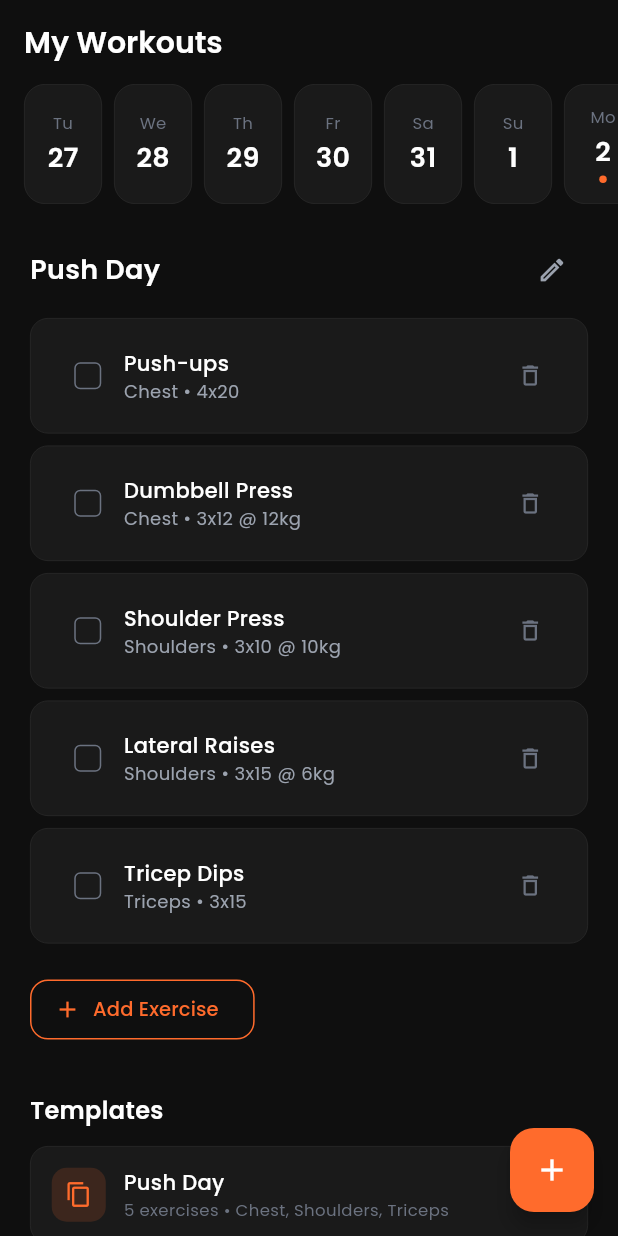
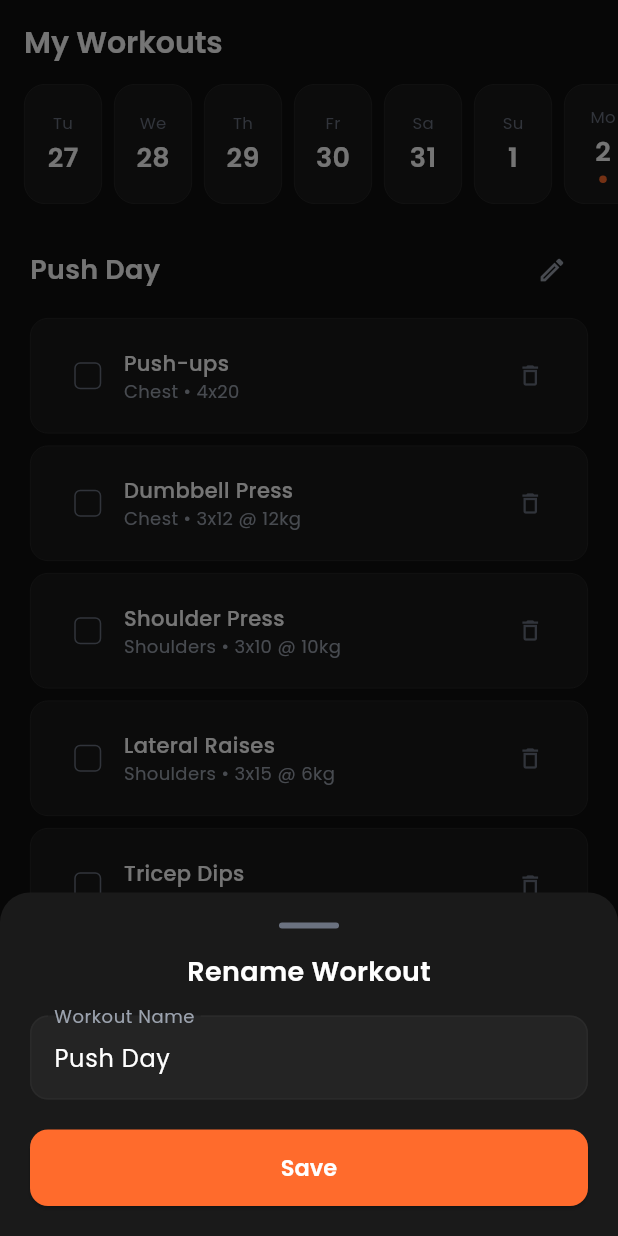
Before and after one commit to segupavankumar/dvaya, a Flutter app: the SoloWorkouts screen opened directly, after a tap on the "edit" icon, on a phone screen of 412 x 824 dp. Run offline on Flutter 3.47's test engine with Material 3 defaults, Android fonts, the phone set to English and light mode, and no system bars; our stand-ins replace carousel_slider, fl_chart, flutter_riverpod, google_fonts, qr_flutter, smooth_page_indicator and 1 more.

Commit message:
Fix dead buttons in solo/member screens, wire up tab navigation
- Solo home quick actions now navigate to correct tabs via soloTabProvider
- Solo shell converted to ConsumerWidget for provider-based tab switching
- Solo workout edit/delete buttons now functional with sheets and snackbar
- Solo diet meal edit button opens add meal sheet
- Member progress photo slots now tappable with camera placeholder

Co-Authored-By: Claude Opus 4.6 <noreply@anthropic.com>
Claude-Session: https://claude.ai/code/session_01H6jATdXw1BeRGq1cLnMGZ3

```diff
--- a/lib/screens/solo/workouts.dart
+++ b/lib/screens/solo/workouts.dart
@@ -116,7 +116,30 @@ class _SoloWorkoutsState extends State<SoloWorkouts> {
                         const Spacer(),
                         IconButton(
                           icon: const Icon(Icons.edit_outlined, size: 20, color: AppColors.textSecondary),
-                          onPressed: () {},
+                          onPressed: () {
+                            final ctrl = TextEditingController(text: workout.title);
+                            showModalBottomSheet(
+                              context: context,
+                              backgroundColor: AppColors.surface,
+                              isScrollControlled: true,
+                              shape: const RoundedRectangleBorder(borderRadius: BorderRadius.vertical(top: Radius.circular(20))),
+                              builder: (ctx) => Padding(
+                                padding: EdgeInsets.fromLTRB(20, 20, 20, MediaQuery.of(ctx).viewInsets.bottom + 20),
+                                child: Column(
+                                  mainAxisSize: MainAxisSize.min,
+                                  children: [
+                                    Center(child: Container(width: 40, height: 4, decoration: BoxDecoration(color: AppColors.textTertiary, borderRadius: BorderRadius.circular(2)))),
+                                    const SizedBox(height: 16),
+                                    Text('Rename Workout', style: GoogleFonts.poppins(fontSize: 18, fontWeight: FontWeight.w600, color: AppColors.textPrimary)),
+                                    const SizedBox(height: 16),
+                                    TextField(controller: ctrl, style: GoogleFonts.poppins(color: AppColors.textPrimary), decoration: InputDecoration(labelText: 'Workout Name', labelStyle: GoogleFonts.poppins(color: AppColors.textSecondary))),
+                                    const SizedBox(height: 20),
+                                    SizedBox(width: double.infinity, child: ElevatedButton(onPressed: () { Navigator.pop(ctx); ScaffoldMessenger.of(context).showSnackBar(SnackBar(content: Text('Renamed to "${ctrl.text}"'), backgroundColor: AppColors.surface)); }, child: const Text('Save'))),
+                                  ],
+                                ),
+                              ),
+                            );
+                          },
                         ),
                       ],
                     ),
@@ -198,7 +221,13 @@ class _SoloWorkoutsState extends State<SoloWorkouts> {
           ),
           IconButton(
             icon: const Icon(Icons.delete_outline, size: 18, color: AppColors.textTertiary),
-            onPressed: () {},
+            onPressed: () {
+              ScaffoldMessenger.of(context).showSnackBar(SnackBar(
+                content: Text('${ex.name} removed'),
+                backgroundColor: AppColors.surface,
+                action: SnackBarAction(label: 'Undo', textColor: AppColors.accent, onPressed: () {}),
+              ));
+            },
           ),
         ],
       ),
```
Also changed, not shown: lib/screens/member/progress.dart (+12 -2 lines), lib/screens/solo/diet.dart (+7 -1 lines), lib/screens/solo/home.dart (+18 -13 lines).
